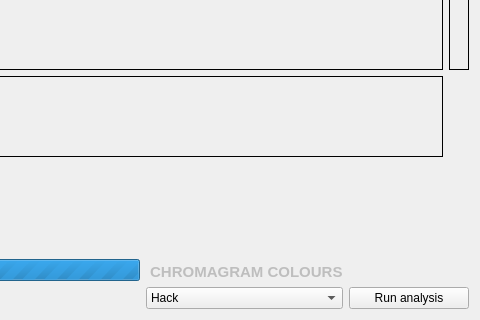
This is detailwindow.ui in ibsh/is_KeyFinder as Qt 5 draws it before an edit; both pictures show x 236 to 716 and y 108 to 428 of the 716 by 428 pixel window. The edited form follows.
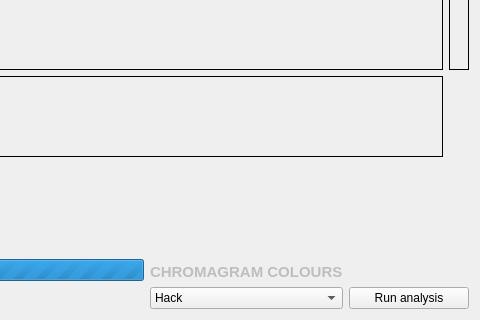
This is the edited form.

Patch:
```diff
--- a/detailwindow.ui
+++ b/detailwindow.ui
@@ -231,7 +231,7 @@
          </font>
         </property>
         <property name="text">
-         <string> CHROMAGRAM COLOURS</string>
+         <string>CHROMAGRAM COLOURS</string>
         </property>
         <property name="textFormat">
          <enum>Qt::PlainText</enum>
```
